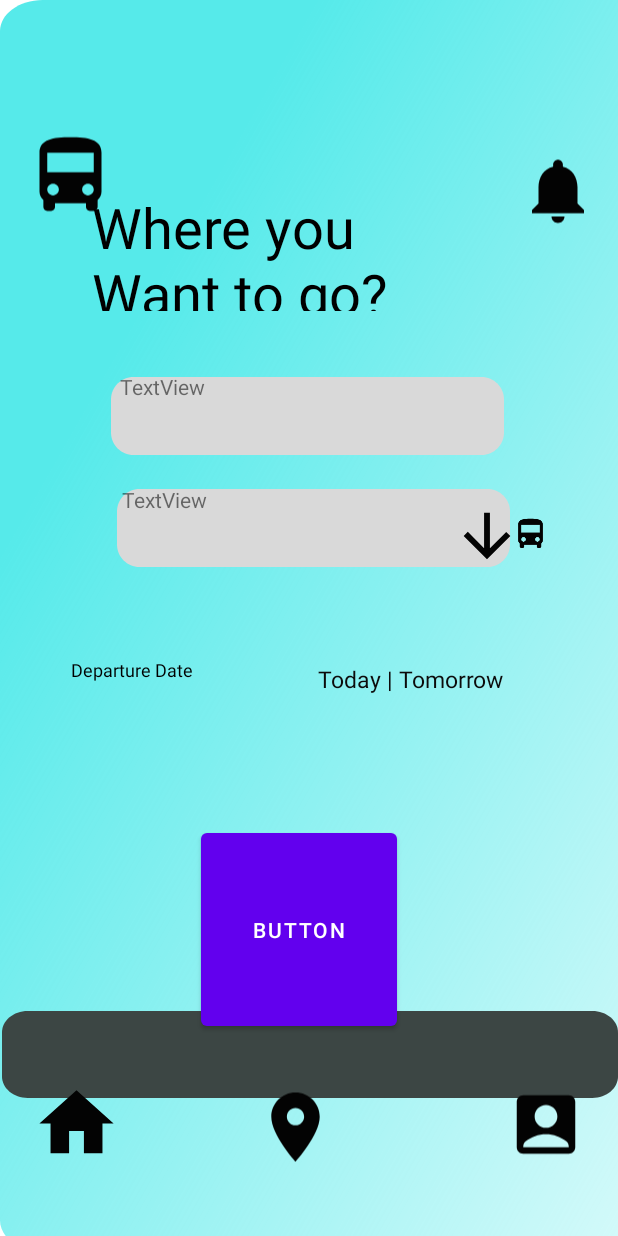
After one commit to FakeEnginner/Smartbus, an Android app: the layout mainpage.xml on its own in the app's theme, with its tools: preview values and no code run, on a phone screen of 412 x 824 dp. The commit adds this screen. Run offline under Robolectric (Android 15) with nearby library versions, the phone set to English and light mode, and no system bars.

Commit message:
main file update
bug:- page is not responsive for different screen size

```diff
--- a/app/build.gradle
+++ b/app/build.gradle
@@ -32,6 +32,9 @@ android {
     kotlinOptions {
         jvmTarget = '1.8'
     }
+    viewBinding{
+        enable = true
+    }
 }
 
 dependencies {
--- a/app/src/main/AndroidManifest.xml
+++ b/app/src/main/AndroidManifest.xml
@@ -10,16 +10,20 @@
         android:label="@string/app_name"
         android:supportsRtl="true"
         android:theme="@style/Theme.SmartBus"
-        tools:targetApi="31">
+
+    tools:targetApi="31">
+
         <activity
             android:name=".MainActivity"
             android:exported="true">
             <intent-filter>
                 <action android:name="android.intent.action.MAIN" />
 
+
                 <category android:name="android.intent.category.LAUNCHER" />
             </intent-filter>
         </activity>
+
     </application>
 
 </manifest>
--- a/app/src/main/java/com/example/smartbus/MainActivity.kt
+++ b/app/src/main/java/com/example/smartbus/MainActivity.kt
@@ -3,19 +3,23 @@ package com.example.smartbus
 import android.content.Context
 import androidx.appcompat.app.AppCompatActivity
 import android.os.Bundle
+import android.view.Window
+import android.view.WindowManager
 import androidx.room.Room
 import androidx.room.RoomDatabase
 import kotlinx.coroutines.GlobalScope
 import kotlinx.coroutines.launch
+
 
 class MainActivity : AppCompatActivity() {
 
     lateinit var database: ContactDatabase
     override fun onCreate(savedInstanceState: Bundle?) {
         super.onCreate(savedInstanceState)
-        setContentView(R.layout.activity_login)
-
-
+        requestWindowFeature(Window.FEATURE_NO_TITLE)
+        this.window.setFlags(WindowManager.LayoutParams.FLAG_FULLSCREEN,WindowManager.LayoutParams.FLAG_FULLSCREEN)
+        supportActionBar?.hide()
+        setContentView(R.layout.mainpage)
 
     }
 }
--- /dev/null
+++ b/app/src/main/res/drawable/baseline_account_box_24.xml
@@ -0,0 +1,5 @@
+<vector android:height="24dp" android:tint="#030303"
+    android:viewportHeight="24" android:viewportWidth="24"
+    android:width="24dp" xmlns:android="http://schemas.android.com/apk/res/android">
+    <path android:fillColor="@android:color/white" android:pathData="M19,3H5C3.9,3 3,3.9 3,5v14c0,1.1 0.9,2 2,2h14c1.1,0 2,-0.9 2,-2V5C21,3.9 20.1,3 19,3zM12,6c1.93,0 3.5,1.57 3.5,3.5c0,1.93 -1.57,3.5 -3.5,3.5s-3.5,-1.57 -3.5,-3.5C8.5,7.57 10.07,6 12,6zM19,19H5v-0.23c0,-0.62 0.28,-1.2 0.76,-1.58C7.47,15.82 9.64,15 12,15s4.53,0.82 6.24,2.19c0.48,0.38 0.76,0.97 0.76,1.58V19z"/>
+</vector>
--- /dev/null
+++ b/app/src/main/res/drawable/baseline_arrow_downward_24.xml
@@ -0,0 +1,5 @@
+<vector android:height="24dp" android:tint="#030303"
+    android:viewportHeight="24" android:viewportWidth="24"
+    android:width="24dp" xmlns:android="http://schemas.android.com/apk/res/android">
+    <path android:fillColor="@android:color/white" android:pathData="M20,12l-1.41,-1.41L13,16.17V4h-2v12.17l-5.58,-5.59L4,12l8,8 8,-8z"/>
+</vector>
--- /dev/null
+++ b/app/src/main/res/drawable/baseline_home_24.xml
@@ -0,0 +1,5 @@
+<vector android:height="24dp" android:tint="#030303"
+    android:viewportHeight="24" android:viewportWidth="24"
+    android:width="24dp" xmlns:android="http://schemas.android.com/apk/res/android">
+    <path android:fillColor="@android:color/white" android:pathData="M10,20v-6h4v6h5v-8h3L12,3 2,12h3v8z"/>
+</vector>
--- /dev/null
+++ b/app/src/main/res/drawable/baseline_location_on_24.xml
@@ -0,0 +1,5 @@
+<vector android:height="24dp" android:tint="#030303"
+    android:viewportHeight="24" android:viewportWidth="24"
+    android:width="24dp" xmlns:android="http://schemas.android.com/apk/res/android">
+    <path android:fillColor="@android:color/white" android:pathData="M12,2C8.13,2 5,5.13 5,9c0,5.25 7,13 7,13s7,-7.75 7,-13c0,-3.87 -3.13,-7 -7,-7zM12,11.5c-1.38,0 -2.5,-1.12 -2.5,-2.5s1.12,-2.5 2.5,-2.5 2.5,1.12 2.5,2.5 -1.12,2.5 -2.5,2.5z"/>
+</vector>
--- /dev/null
+++ b/app/src/main/res/drawable/buslogo.xml
@@ -0,0 +1,5 @@
+<vector android:height="24dp" android:tint="#030303"
+    android:viewportHeight="24" android:viewportWidth="24"
+    android:width="24dp" xmlns:android="http://schemas.android.com/apk/res/android">
+    <path android:fillColor="@android:color/white" android:pathData="M4,16c0,0.88 0.39,1.67 1,2.22L5,20c0,0.55 0.45,1 1,1h1c0.55,0 1,-0.45 1,-1v-1h8v1c0,0.55 0.45,1 1,1h1c0.55,0 1,-0.45 1,-1v-1.78c0.61,-0.55 1,-1.34 1,-2.22L20,6c0,-3.5 -3.58,-4 -8,-4s-8,0.5 -8,4v10zM7.5,17c-0.83,0 -1.5,-0.67 -1.5,-1.5S6.67,14 7.5,14s1.5,0.67 1.5,1.5S8.33,17 7.5,17zM16.5,17c-0.83,0 -1.5,-0.67 -1.5,-1.5s0.67,-1.5 1.5,-1.5 1.5,0.67 1.5,1.5 -0.67,1.5 -1.5,1.5zM18,11L6,11L6,6h12v5z"/>
+</vector>
--- /dev/null
+++ b/app/src/main/res/drawable/line_7.xml
@@ -0,0 +1,25 @@
+<?xml version="1.0" encoding="utf-8"?>
+<vector
+    xmlns:android="http://schemas.android.com/apk/res/android"
+    xmlns:aapt="http://schemas.android.com/aapt"
+    android:width="228.01dp"
+    android:height="1dp"
+    android:viewportWidth="228.01"
+    android:viewportHeight="2"
+    >
+
+    <group>
+
+        <clip-path
+            android:pathData="M0.5 0.5H227.509H0.5Z"
+            />
+
+    </group>
+
+    <path
+        android:pathData="M0.5 0.5H227.509H0.5Z"
+        android:strokeWidth="4"
+        android:strokeColor="#000000"
+        />
+
+</vector>
--- /dev/null
+++ b/app/src/main/res/drawable/notification_logo.xml
@@ -0,0 +1,5 @@
+<vector android:height="24dp" android:tint="#030303"
+    android:viewportHeight="24" android:viewportWidth="24"
+    android:width="24dp" xmlns:android="http://schemas.android.com/apk/res/android">
+    <path android:fillColor="@android:color/white" android:pathData="M12,22c1.1,0 2,-0.9 2,-2h-4c0,1.1 0.89,2 2,2zM18,16v-5c0,-3.07 -1.64,-5.64 -4.5,-6.32L13.5,4c0,-0.83 -0.67,-1.5 -1.5,-1.5s-1.5,0.67 -1.5,1.5v0.68C7.63,5.36 6,7.92 6,11v5l-2,2v1h16v-1l-2,-2z"/>
+</vector>
--- /dev/null
+++ b/app/src/main/res/drawable/rectangle_4.xml
@@ -0,0 +1,24 @@
+<?xml version="1.0" encoding="utf-8"?>
+<vector
+    xmlns:android="http://schemas.android.com/apk/res/android"
+    xmlns:aapt="http://schemas.android.com/aapt"
+    android:width="360dp"
+    android:height="61dp"
+    android:viewportWidth="360"
+    android:viewportHeight="61"
+    >
+
+    <group>
+
+        <clip-path
+            android:pathData="M15 0H345C353.284 0 360 6.71573 360 15V46C360 54.2843 353.284 61 345 61H15C6.71573 61 0 54.2843 0 46V15C0 6.71573 6.71573 0 15 0Z"
+            />
+
+        <path
+            android:pathData="M0 0V61H360V0"
+            android:fillColor="#3C4644"
+            />
+
+    </group>
+
+</vector>
--- /dev/null
+++ b/app/src/main/res/drawable/rectangle_5.xml
@@ -0,0 +1,24 @@
+<?xml version="1.0" encoding="utf-8"?>
+<vector
+    xmlns:android="http://schemas.android.com/apk/res/android"
+    xmlns:aapt="http://schemas.android.com/aapt"
+    android:width="262dp"
+    android:height="52dp"
+    android:viewportWidth="262"
+    android:viewportHeight="52"
+    >
+
+    <group>
+
+        <clip-path
+            android:pathData="M15 0H247C255.284 0 262 6.71573 262 15V37C262 45.2843 255.284 52 247 52H15C6.71573 52 0 45.2843 0 37V15C0 6.71573 6.71573 0 15 0Z"
+            />
+
+        <path
+            android:pathData="M0 0V52H262V0"
+            android:fillColor="#D9D9D9"
+            />
+
+    </group>
+
+</vector>
--- /dev/null
+++ b/app/src/main/res/drawable/rectangle_6.xml
@@ -0,0 +1,24 @@
+<?xml version="1.0" encoding="utf-8"?>
+<vector
+    xmlns:android="http://schemas.android.com/apk/res/android"
+    xmlns:aapt="http://schemas.android.com/aapt"
+    android:width="262dp"
+    android:height="52dp"
+    android:viewportWidth="262"
+    android:viewportHeight="52"
+    >
+
+    <group>
+
+        <clip-path
+            android:pathData="M15 0H247C255.284 0 262 6.71573 262 15V37C262 45.2843 255.284 52 247 52H15C6.71573 52 0 45.2843 0 37V15C0 6.71573 6.71573 0 15 0Z"
+            />
+
+        <path
+            android:pathData="M0 0V52H262V0"
+            android:fillColor="#D9D9D9"
+            />
+
+    </group>
+
+</vector>
--- /dev/null
+++ b/app/src/main/res/layout/mainpage.xml
@@ -0,0 +1,234 @@
+<?xml version="1.0" encoding="utf-8"?>
+
+
+<RelativeLayout
+    xmlns:android="http://schemas.android.com/apk/res/android"
+    xmlns:app="http://schemas.android.com/apk/res-auto"
+    android:id="@+id/android_lar"
+    android:layout_width="fill_parent"
+    android:layout_height="fill_parent"
+    android:clipToOutline="true"
+    android:background="@drawable/android_lar"
+    >
+
+
+    <ImageView
+        android:id="@+id/imageView2"
+        android:layout_width="61dp"
+        android:layout_height="46dp"
+        android:layout_alignParentStart="true"
+        android:layout_alignParentTop="true"
+        android:layout_alignParentEnd="true"
+        android:layout_alignParentBottom="true"
+        android:layout_marginStart="16dp"
+        android:layout_marginTop="48dp"
+        android:layout_marginEnd="334dp"
+        android:layout_marginBottom="637dp"
+        app:srcCompat="@drawable/buslogo" />
+
+
+    <ImageView
+        android:id="@+id/imageView3"
+        android:layout_width="50dp"
+        android:layout_height="wrap_content"
+        android:layout_alignParentStart="true"
+        android:layout_alignParentTop="true"
+        android:layout_alignParentEnd="true"
+        android:layout_alignParentBottom="true"
+        android:layout_marginStart="346dp"
+        android:layout_marginTop="59dp"
+        android:layout_marginEnd="14dp"
+        android:layout_marginBottom="629dp"
+        app:srcCompat="@drawable/notification_logo" />
+
+    <TextView
+        android:id="@+id/where_you_w"
+        android:layout_width="262dp"
+        android:layout_height="81dp"
+        android:layout_alignParentLeft="true"
+        android:layout_alignParentTop="true"
+        android:layout_marginLeft="61dp"
+        android:layout_marginTop="126dp"
+        android:gravity="top"
+        android:text="@string/where_you_w"
+        android:textAppearance="@style/where_you_w" />
+
+    <View
+        android:id="@+id/rectangle_5"
+        android:layout_width="262dp"
+        android:layout_height="52dp"
+        android:layout_alignParentLeft="true"
+        android:layout_alignParentTop="true"
+        android:layout_marginLeft="74dp"
+        android:layout_marginTop="251dp"
+        android:background="@drawable/rectangle_5" />
+
+    <View
+        android:id="@+id/rectangle_6"
+        android:layout_width="262dp"
+        android:layout_height="52dp"
+        android:layout_alignParentLeft="true"
+        android:layout_alignParentTop="true"
+        android:layout_marginLeft="78dp"
+        android:layout_marginTop="326dp"
+        android:background="@drawable/rectangle_6" />
+
+    <TextView
+        android:id="@+id/departure_d"
+        android:layout_width="97dp"
+        android:layout_height="26dp"
+        android:layout_alignParentLeft="true"
+        android:layout_alignParentTop="true"
+        android:layout_marginLeft="47dp"
+        android:layout_marginTop="438dp"
+        android:gravity="top"
+        android:text="@string/departure_d"
+        android:textAppearance="@style/departure_d" />
+
+    <View
+        android:id="@+id/rectangle_4"
+        android:layout_width="match_parent"
+        android:layout_height="58dp"
+        android:layout_alignParentLeft="true"
+        android:layout_alignParentTop="true"
+        android:layout_marginLeft="1dp"
+        android:layout_marginTop="674dp"
+        android:background="@drawable/rectangle_4" />
+
+    <EditText
+        android:id="@+id/line_7"
+        android:layout_width="227.01dp"
+        android:layout_height="0dp"
+        android:layout_alignParentLeft="true"
+        android:layout_alignParentTop="true"
+        android:layout_marginLeft="96dp"
+        android:layout_marginTop="504dp"
+        android:background="@drawable/line_7"
+        android:hint="Departure" />
+
+    <TextView
+        android:id="@+id/today_tomor"
+        android:layout_width="141dp"
+        android:layout_height="23dp"
+        android:layout_alignParentLeft="true"
+        android:layout_alignParentTop="true"
+        android:layout_marginLeft="212dp"
+        android:layout_marginTop="442dp"
+        android:gravity="top"
+        android:text="@string/today_tomor"
+        android:textAppearance="@style/today_tomor" />
+
+    <Button
+        android:id="@+id/button3"
+        android:layout_width="130dp"
+        android:layout_height="wrap_content"
+        android:layout_alignParentStart="true"
+        android:layout_alignParentTop="true"
+        android:layout_alignParentEnd="true"
+        android:layout_alignParentBottom="true"
+        android:layout_marginStart="134dp"
+        android:layout_marginTop="549dp"
+        android:layout_marginEnd="147dp"
+        android:layout_marginBottom="134dp"
+        android:text="Button" />
+
+    <ImageView
+        android:id="@+id/imageView4"
+        android:layout_width="wrap_content"
+        android:layout_height="51dp"
+        android:layout_alignParentStart="true"
+        android:layout_alignParentTop="true"
+        android:layout_alignParentEnd="true"
+        android:layout_alignParentBottom="true"
+        android:layout_marginStart="21dp"
+        android:layout_marginTop="677dp"
+        android:layout_marginEnd="331dp"
+        android:layout_marginBottom="3dp"
+        app:srcCompat="@drawable/baseline_home_24" />
+
+    <ImageView
+        android:id="@+id/imageView5"
+        android:layout_width="55dp"
+        android:layout_height="46dp"
+        android:layout_alignParentStart="true"
+        android:layout_alignParentTop="true"
+        android:layout_alignParentEnd="true"
+        android:layout_alignParentBottom="true"
+        android:layout_marginStart="169dp"
+        android:layout_marginTop="682dp"
+        android:layout_marginEnd="187dp"
+        android:layout_marginBottom="3dp"
+        app:srcCompat="@drawable/baseline_location_on_24" />
+
+    <ImageView
+        android:id="@+id/imageView6"
+        android:layout_width="wrap_content"
+        android:layout_height="48dp"
+        android:layout_alignParentStart="true"
+        android:layout_alignParentTop="true"
+        android:layout_alignParentEnd="true"
+        android:layout_alignParentBottom="true"
+        android:layout_marginStart="338dp"
+        android:layout_marginTop="679dp"
+        android:layout_marginEnd="22dp"
+        android:layout_marginBottom="4dp"
+        app:srcCompat="@drawable/baseline_account_box_24" />
+
+    <TextView
+        android:id="@+id/textView2"
+        android:layout_width="230dp"
+        android:layout_height="55dp"
+        android:layout_alignParentStart="true"
+        android:layout_alignParentTop="true"
+        android:layout_alignParentEnd="true"
+        android:layout_alignParentBottom="true"
+        android:layout_marginStart="80dp"
+        android:layout_marginTop="248dp"
+        android:layout_marginEnd="101dp"
+        android:layout_marginBottom="428dp"
+        android:text="TextView" />
+
+    <TextView
+        android:id="@+id/textView3"
+        android:layout_width="wrap_content"
+        android:layout_height="58dp"
+        android:layout_alignParentStart="true"
+        android:layout_alignParentTop="true"
+        android:layout_alignParentEnd="true"
+        android:layout_alignParentBottom="true"
+        android:layout_marginStart="81dp"
+        android:layout_marginTop="323dp"
+        android:layout_marginEnd="104dp"
+        android:layout_marginBottom="350dp"
+        android:text="TextView" />
+
+    <ImageView
+        android:id="@+id/imageView7"
+        android:layout_width="46dp"
+        android:layout_height="wrap_content"
+        android:layout_alignParentStart="true"
+        android:layout_alignParentTop="true"
+        android:layout_alignParentEnd="true"
+        android:layout_alignParentBottom="true"
+        android:layout_marginStart="301dp"
+        android:layout_marginTop="264dp"
+        android:layout_marginEnd="64dp"
+        android:layout_marginBottom="373dp"
+        app:srcCompat="@drawable/baseline_arrow_downward_24" />
+
+    <ImageView
+        android:id="@+id/imageView8"
+        android:layout_width="wrap_content"
+        android:layout_height="wrap_content"
+        android:layout_alignParentStart="true"
+        android:layout_alignParentTop="true"
+        android:layout_alignParentEnd="true"
+        android:layout_alignParentBottom="true"
+        android:layout_marginStart="341dp"
+        android:layout_marginTop="298dp"
+        android:layout_marginEnd="46dp"
+        android:layout_marginBottom="410dp"
+        app:srcCompat="@drawable/buslogo" />
+
+
+</RelativeLayout>
--- a/app/src/main/res/values/strings.xml
+++ b/app/src/main/res/values/strings.xml
@@ -1,6 +1,6 @@
 <resources>
     <string name="app_name">SmartBus</string>
-    <string name="let_s_enjoy">Let's Enjoy A New                 World</string>
+    <string name="let_s_enjoy">Let\'s Enjoy A New World</string>
     <string name="search_the_">Search the Safest destination</string>
     <string name="get_started">Get Started</string>
     <string name="login">Login</string>
@@ -9,6 +9,12 @@
     <string name="Username">Username</string>
     <string name="email">Email id</string>
     <string name="signup_message">Are you a new User?</string>
+    <string name="where_you_w">Where you Want to go?</string>
+    <string name="departure_d">Departure Date</string>
+    <string name="today_tomor">Today | Tomorrow</string>
+
+
+
 
 
 
--- a/app/src/main/res/values/styles.xml
+++ b/app/src/main/res/values/styles.xml
@@ -59,4 +59,40 @@
         </item>
 
     </style>
+
+    <style name="where_you_w">
+
+        <item name="android:textSize">
+            37sp
+        </item>
+
+        <item name="android:textColor">
+            #000000
+        </item>
+
+    </style>
+
+    <style name="departure_d">
+
+        <item name="android:textSize">
+            12sp
+        </item>
+
+        <item name="android:textColor">
+            #000000
+        </item>
+
+    </style>
+
+    <style name="today_tomor">
+
+        <item name="android:textSize">
+            15sp
+        </item>
+
+        <item name="android:textColor">
+            #0C0B0B
+        </item>
+
+    </style>
 </resources>
--- a/build.gradle
+++ b/build.gradle
@@ -1,6 +1,6 @@
 // Top-level build file where you can add configuration options common to all sub-projects/modules.
 plugins {
-    id 'com.android.application' version '7.4.0' apply false
-    id 'com.android.library' version '7.4.0' apply false
+    id 'com.android.application' version '7.4.1' apply false
+    id 'com.android.library' version '7.4.1' apply false
     id 'org.jetbrains.kotlin.android' version '1.7.21' apply false
 }
```
